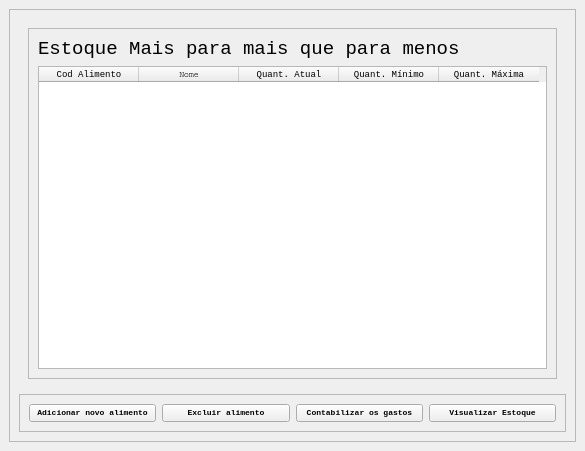
Qt form pag_principal.ui (thaizagularte/projeto-estoque) before a commit.
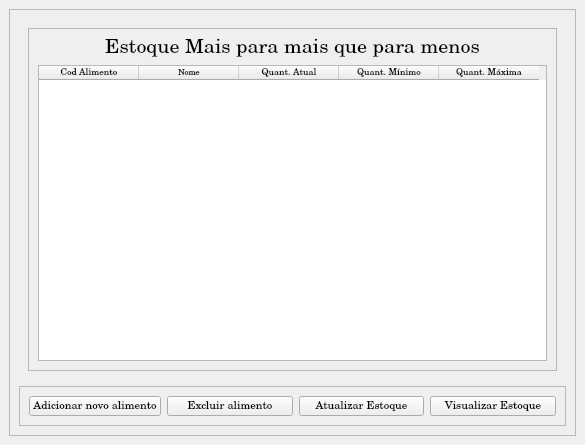
The same form after that commit.

Diff of the .ui file:
```diff
--- a/pag_principal.ui
+++ b/pag_principal.ui
@@ -7,7 +7,7 @@
     <x>0</x>
     <y>0</y>
     <width>585</width>
-    <height>437</height>
+    <height>444</height>
    </rect>
   </property>
   <property name="sizePolicy">
@@ -26,7 +26,7 @@
      <verstretch>0</verstretch>
     </sizepolicy>
    </property>
-   <layout class="QVBoxLayout" name="verticalLayout_2">
+   <layout class="QHBoxLayout" name="horizontalLayout_2">
     <item>
      <widget class="QFrame" name="frame">
       <property name="sizePolicy">
@@ -74,24 +74,54 @@
                <widget class="QLabel" name="label">
                 <property name="font">
                  <font>
-                  <family>Courier New</family>
-                  <pointsize>14</pointsize>
+                  <family>Century</family>
+                  <pointsize>15</pointsize>
                  </font>
                 </property>
                 <property name="text">
                  <string>Estoque Mais para mais que para menos</string>
                 </property>
+                <property name="alignment">
+                 <set>Qt::AlignCenter</set>
+                </property>
                </widget>
               </item>
               <item>
                <widget class="QTableWidget" name="tab_estoque">
+                <property name="sizePolicy">
+                 <sizepolicy hsizetype="Expanding" vsizetype="Expanding">
+                  <horstretch>0</horstretch>
+                  <verstretch>0</verstretch>
+                 </sizepolicy>
+                </property>
+                <property name="font">
+                 <font>
+                  <family>Century</family>
+                  <pointsize>10</pointsize>
+                 </font>
+                </property>
+                <property name="verticalScrollBarPolicy">
+                 <enum>Qt::ScrollBarAsNeeded</enum>
+                </property>
+                <property name="horizontalScrollBarPolicy">
+                 <enum>Qt::ScrollBarAsNeeded</enum>
+                </property>
+                <property name="sizeAdjustPolicy">
+                 <enum>QAbstractScrollArea::AdjustToContents</enum>
+                </property>
+                <property name="showGrid">
+                 <bool>true</bool>
+                </property>
+                <property name="sortingEnabled">
+                 <bool>false</bool>
+                </property>
                 <column>
                  <property name="text">
                   <string>Cod Alimento</string>
                  </property>
                  <property name="font">
                   <font>
-                   <family>Courier New</family>
+                   <family>Century</family>
                    <pointsize>7</pointsize>
                   </font>
                  </property>
@@ -102,7 +132,7 @@
                  </property>
                  <property name="font">
                   <font>
-                   <family>Courier</family>
+                   <family>Century</family>
                    <pointsize>6</pointsize>
                   </font>
                  </property>
@@ -113,7 +143,7 @@
                  </property>
                  <property name="font">
                   <font>
-                   <family>Courier New</family>
+                   <family>Century</family>
                    <pointsize>7</pointsize>
                   </font>
                  </property>
@@ -124,7 +154,7 @@
                  </property>
                  <property name="font">
                   <font>
-                   <family>Courier New</family>
+                   <family>Century</family>
                    <pointsize>7</pointsize>
                   </font>
                  </property>
@@ -135,7 +165,7 @@
                  </property>
                  <property name="font">
                   <font>
-                   <family>Courier New</family>
+                   <family>Century</family>
                    <pointsize>7</pointsize>
                   </font>
                  </property>
@@ -177,13 +207,16 @@
                   <widget class="QLabel" name="label_2">
                    <property name="font">
                     <font>
-                     <family>Courier New</family>
+                     <family>Century</family>
                      <pointsize>15</pointsize>
                     </font>
                    </property>
                    <property name="text">
                     <string>Adicione o novo alimento</string>
                    </property>
+                   <property name="alignment">
+                    <set>Qt::AlignCenter</set>
+                   </property>
                   </widget>
                  </item>
                  <item>
@@ -199,7 +232,7 @@
                      <widget class="QLabel" name="label_3">
                       <property name="font">
                        <font>
-                        <family>Courier New</family>
+                        <family>Century</family>
                        </font>
                       </property>
                       <property name="text">
@@ -214,7 +247,7 @@
                      <widget class="QLabel" name="label_4">
                       <property name="font">
                        <font>
-                        <family>Courier New</family>
+                        <family>Century</family>
                        </font>
                       </property>
                       <property name="text">
@@ -229,7 +262,7 @@
                      <widget class="QLabel" name="label_5">
                       <property name="font">
                        <font>
-                        <family>Courier New</family>
+                        <family>Century</family>
                        </font>
                       </property>
                       <property name="text">
@@ -244,7 +277,7 @@
                      <widget class="QLabel" name="label_6">
                       <property name="font">
                        <font>
-                        <family>Courier New</family>
+                        <family>Century</family>
                        </font>
                       </property>
                       <property name="text">
@@ -259,7 +292,7 @@
                      <widget class="QLabel" name="label_7">
                       <property name="font">
                        <font>
-                        <family>Courier New</family>
+                        <family>Century</family>
                        </font>
                       </property>
                       <property name="text">
@@ -274,7 +307,7 @@
                      <widget class="QPushButton" name="btn_adicionaAlim">
                       <property name="font">
                        <font>
-                        <family>Courier New</family>
+                        <family>Century</family>
                         <weight>75</weight>
                         <bold>true</bold>
                        </font>
@@ -295,7 +328,7 @@
            </item>
           </layout>
          </widget>
-         <widget class="QWidget" name="pag_contabilizando">
+         <widget class="QWidget" name="pag_atualizando">
           <property name="sizePolicy">
            <sizepolicy hsizetype="Expanding" vsizetype="Expanding">
             <horstretch>0</horstretch>
@@ -334,12 +367,15 @@
                      <widget class="QLabel" name="label_8">
                       <property name="font">
                        <font>
-                        <family>Courier New</family>
+                        <family>Century</family>
                         <pointsize>13</pointsize>
                        </font>
                       </property>
                       <property name="text">
-                       <string>Contabilizando gastos no Estoque</string>
+                       <string>Atualizando a quantidade no Estoque</string>
+                      </property>
+                      <property name="alignment">
+                       <set>Qt::AlignCenter</set>
                       </property>
                      </widget>
                     </item>
@@ -357,48 +393,60 @@
                       <property name="frameShadow">
                        <enum>QFrame::Raised</enum>
                       </property>
-                      <layout class="QVBoxLayout" name="verticalLayout_10">
+                      <layout class="QVBoxLayout" name="verticalLayout_4">
                        <item>
                         <widget class="QLabel" name="label_9">
                          <property name="font">
                           <font>
-                           <family>Courier New</family>
+                           <family>Century</family>
                           </font>
                          </property>
                          <property name="text">
-                          <string>Prato vendido</string>
+                          <string>Código do alimento</string>
                          </property>
                         </widget>
                        </item>
                        <item>
-                        <widget class="QLineEdit" name="ent_prato"/>
+                        <widget class="QLineEdit" name="ent_codA"/>
                        </item>
                        <item>
                         <widget class="QLabel" name="label_10">
                          <property name="font">
                           <font>
-                           <family>Courier New</family>
+                           <family>Century</family>
                           </font>
                          </property>
                          <property name="text">
-                          <string>Quantidade de pratos</string>
+                          <string>Quantidade</string>
                          </property>
                         </widget>
                        </item>
                        <item>
-                        <widget class="QLineEdit" name="ent_qPratos"/>
+                        <widget class="QLineEdit" name="ent_quant"/>
                        </item>
                        <item>
-                        <widget class="QPushButton" name="btn_contabilizar">
+                        <widget class="QPushButton" name="btn_aumentar">
                          <property name="font">
                           <font>
-                           <family>Courier New</family>
-                           <weight>75</weight>
-                           <bold>true</bold>
+                           <family>Century</family>
                           </font>
                          </property>
                          <property name="text">
-                          <string>Contabilizar</string>
+                          <string>Aumentar</string>
+                         </property>
+                        </widget>
+                       </item>
+                       <item>
+                        <widget class="QPushButton" name="btn_diminuir">
+                         <property name="font">
+                          <font>
+                           <family>Century</family>
+                           <weight>50</weight>
+                           <bold>false</bold>
+                          </font>
+                         </property>
+                         <property name="text">
+                          <string>Diminuir</string>
                          </property>
                         </widget>
                        </item>
@@ -446,13 +494,19 @@
                   <widget class="QLabel" name="label_11">
                    <property name="font">
                     <font>
-                     <family>Courier New</family>
+                     <family>Century</family>
                      <pointsize>12</pointsize>
                     </font>
                    </property>
                    <property name="text">
                     <string>Excluir alimento do Estoque</string>
                    </property>
+                   <property name="textFormat">
+                    <enum>Qt::AutoText</enum>
+                   </property>
+                   <property name="alignment">
+                    <set>Qt::AlignCenter</set>
+                   </property>
                   </widget>
                  </item>
                 </layout>
@@ -471,7 +525,7 @@
                   <widget class="QLabel" name="label_12">
                    <property name="font">
                     <font>
-                     <family>Courier New</family>
+                     <family>Century</family>
                     </font>
                    </property>
                    <property name="text">
@@ -486,7 +540,7 @@
                   <widget class="QLabel" name="label_13">
                    <property name="font">
                     <font>
-                     <family>Courier New</family>
+                     <family>Century</family>
                     </font>
                    </property>
                    <property name="text">
@@ -540,10 +594,10 @@
            <widget class="QPushButton" name="btn_addAlim">
             <property name="font">
              <font>
-              <family>Courier New</family>
-              <pointsize>6</pointsize>
-              <weight>75</weight>
-              <bold>true</bold>
+              <family>Century</family>
+              <pointsize>8</pointsize>
+              <weight>50</weight>
+              <bold>false</bold>
              </font>
             </property>
             <property name="text">
@@ -555,11 +609,11 @@
            <widget class="QPushButton" name="btn_ExcluirAlim">
             <property name="font">
              <font>
-              <family>Courier New</family>
-              <pointsize>6</pointsize>
-              <weight>75</weight>
+              <family>Century</family>
+              <pointsize>8</pointsize>
+              <weight>50</weight>
               <italic>false</italic>
-              <bold>true</bold>
+              <bold>false</bold>
              </font>
             </property>
             <property name="text">
@@ -568,17 +622,17 @@
            </widget>
           </item>
           <item>
-           <widget class="QPushButton" name="btn_contGastos">
+           <widget class="QPushButton" name="btn_Atualizar">
             <property name="font">
              <font>
-              <family>Courier New</family>
-              <pointsize>6</pointsize>
-              <weight>75</weight>
-              <bold>true</bold>
+              <family>Century</family>
+              <pointsize>8</pointsize>
+              <weight>50</weight>
+              <bold>false</bold>
              </font>
             </property>
             <property name="text">
-             <string>Contabilizar os gastos</string>
+             <string>Atualizar Estoque</string>
             </property>
            </widget>
           </item>
@@ -586,10 +640,10 @@
            <widget class="QPushButton" name="btn_visualizar">
             <property name="font">
              <font>
-              <family>Courier New</family>
-              <pointsize>6</pointsize>
-              <weight>75</weight>
-              <bold>true</bold>
+              <family>Century</family>
+              <pointsize>8</pointsize>
+              <weight>50</weight>
+              <bold>false</bold>
              </font>
             </property>
             <property name="text">
```
